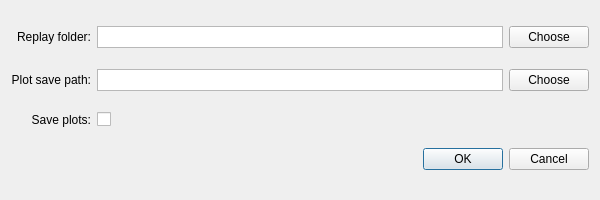
Above: preferencesdialog.ui from Sgambe33/WT-Plotter before the change. Below: the same form after it.
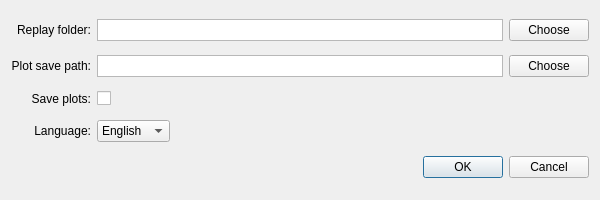
That is the form after the change.

Commit message: Fixed some layouts problems

Diff of the .ui file:
```diff
--- a/preferencesdialog.ui
+++ b/preferencesdialog.ui
@@ -24,7 +24,7 @@
      </property>
     </widget>
    </item>
-   <item row="3" column="0" colspan="3">
+   <item row="4" column="0" colspan="3">
     <widget class="QDialogButtonBox" name="okButton">
      <property name="orientation">
       <enum>Qt::Orientation::Horizontal</enum>
@@ -110,6 +110,39 @@
      </property>
     </widget>
    </item>
+   <item row="3" column="0">
+    <widget class="QLabel" name="label_4">
+     <property name="text">
+      <string>Language:</string>
+     </property>
+     <property name="alignment">
+      <set>Qt::AlignmentFlag::AlignRight|Qt::AlignmentFlag::AlignTrailing|Qt::AlignmentFlag::AlignVCenter</set>
+     </property>
+    </widget>
+   </item>
+   <item row="3" column="1">
+    <widget class="QComboBox" name="languageChooser">
+     <property name="sizePolicy">
+      <sizepolicy hsizetype="Fixed" vsizetype="Fixed">
+       <horstretch>0</horstretch>
+       <verstretch>0</verstretch>
+      </sizepolicy>
+     </property>
+     <property name="sizeAdjustPolicy">
+      <enum>QComboBox::SizeAdjustPolicy::AdjustToContents</enum>
+     </property>
+     <item>
+      <property name="text">
+       <string>English</string>
+      </property>
+     </item>
+     <item>
+      <property name="text">
+       <string>русский</string>
+      </property>
+     </item>
+    </widget>
+   </item>
   </layout>
  </widget>
  <resources/>
```
Left out of the diff: 96 changed lines with no effect on the pictures. The commit also changes 1 other file.
